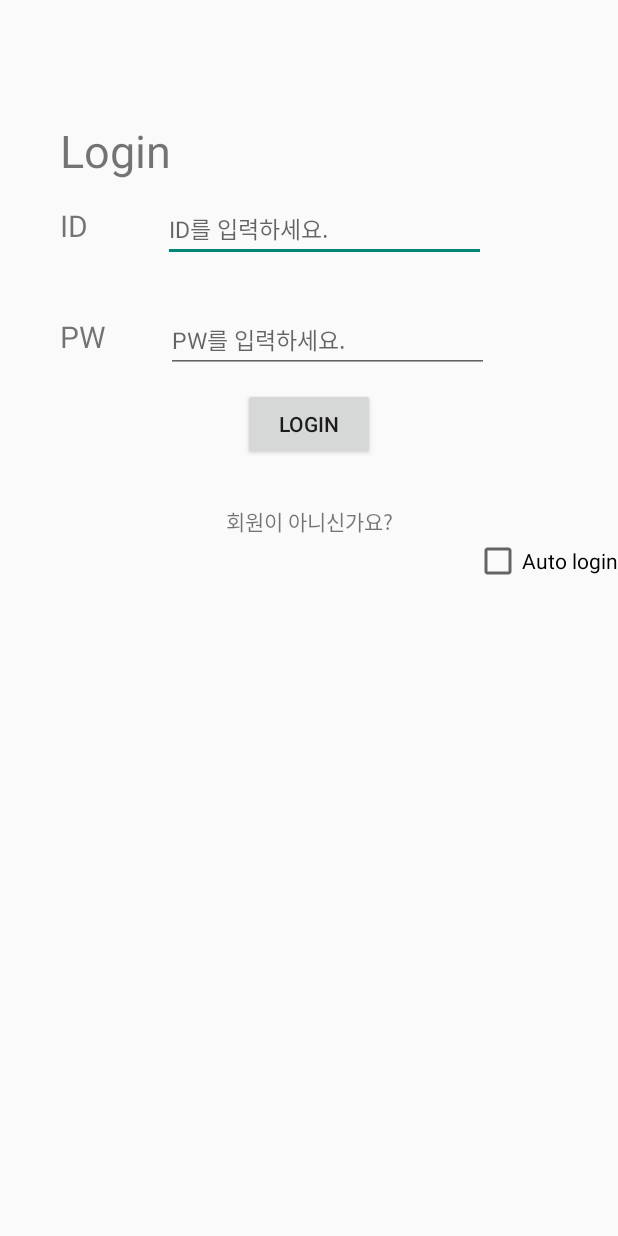
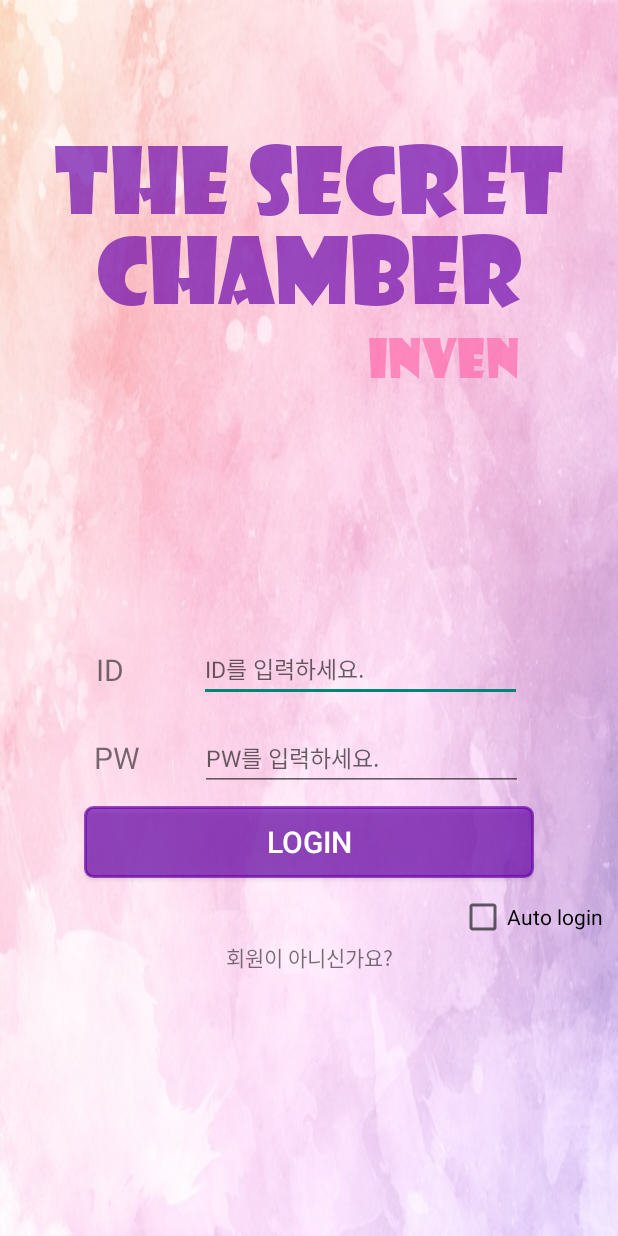
Before and after one commit to ehddns05/3thProject, an Android app: the screen it shows after launch (LoginActivity), on a phone screen of 412 x 824 dp. Run offline under Robolectric (Android 15) with nearby library versions, the phone set to English and light mode, and no system bars; 1 statement that could not run was skipped.

Commit message:
LoginLayout 디자인 변경

```diff
--- /dev/null
+++ b/app/src/main/res/drawable-v24/button_style_login.xml
@@ -0,0 +1,14 @@
+<?xml version="1.0" encoding="utf-8"?>
+
+<shape xmlns:android="http://schemas.android.com/apk/res/android"
+    android:shape="rectangle" android:padding="10dp">
+    <solid android:color="#aa6600aa"/>
+    <corners
+        android:bottomRightRadius="5dp"
+        android:bottomLeftRadius="5dp"
+        android:topLeftRadius="5dp"
+        android:topRightRadius="5dp"/>
+    <stroke android:width="2dp"
+        android:color="#aa6600aa"
+        />
+</shape>
--- /dev/null
+++ b/app/src/main/res/font/showg_title.xml
@@ -0,0 +1,10 @@
+<?xml version="1.0" encoding="utf-8"?>
+<font-family xmlns:android="http://schemas.android.com/apk/res/android"
+    xmlns:app="http://schemas.android.com/apk/res-auto">
+    <font
+        android:fontStyle="normal"
+        android:font="@font/showg_title_font"
+        app:fontStyle="normal"
+        app:fomt="@font/showg_title_font"/>
+
+</font-family>
--- a/app/src/main/res/layout/activity_login.xml
+++ b/app/src/main/res/layout/activity_login.xml
@@ -2,29 +2,48 @@
 <LinearLayout xmlns:android="http://schemas.android.com/apk/res/android"
     android:layout_width="match_parent"
     android:layout_height="match_parent"
+    android:background="@drawable/back_02"
+    android:backgroundTint="#88ffffff"
+    android:backgroundTintMode="src_atop"
     android:orientation="vertical">
 
+    <RelativeLayout
+        android:layout_width="wrap_content"
+        android:layout_height="wrap_content"
+        android:layout_marginBottom="150dp">
+        <TextView
+            android:id="@+id/loginText"
+            android:layout_width="match_parent"
+            android:layout_height="wrap_content"
+            android:layout_marginTop="80dp"
+            android:baselineAligned="false"
+            android:text="The Secret Chamber"
+            android:textAlignment="center"
+            android:textSize="60sp"
+            android:textColor="#aa6600aa"
+            android:fontFamily="@font/showg_title"/>
 
-    <TextView
-        android:id="@+id/loginText"
-        android:layout_width="match_parent"
-        android:layout_height="wrap_content"
-        android:layout_marginLeft="40sp"
-        android:layout_marginTop="80dp"
-        android:baselineAligned="false"
-        android:text="Login"
-        android:textSize="30sp"
-        />
+        <TextView
+            android:layout_width="match_parent"
+            android:layout_height="wrap_content"
+            android:text="Inven"
+            android:textAlignment="textEnd"
+            android:paddingRight="65dp"
+            android:textSize="35sp"
+            android:textColor="#aaff66aa"
+            android:layout_below="@id/loginText"
+            android:fontFamily="@font/showg_title"/>
+    </RelativeLayout>
 
     <LinearLayout
         android:layout_width="match_parent"
-        android:layout_height="wrap_content">
+        android:layout_height="wrap_content"
+        android:gravity="center">
 
         <TextView
             android:id="@+id/idText"
             android:layout_width="wrap_content"
             android:layout_height="wrap_content"
-            android:layout_marginLeft="40sp"
             android:layout_marginTop="10dp"
             android:text="ID"
             android:textSize="20sp" />
@@ -41,14 +60,14 @@
 
     <LinearLayout
         android:layout_width="match_parent"
-        android:layout_height="wrap_content">
+        android:layout_height="wrap_content"
+        android:layout_marginTop="20dp"
+        android:gravity="center">
 
         <TextView
             android:id="@+id/pwText"
             android:layout_width="wrap_content"
             android:layout_height="wrap_content"
-            android:layout_marginLeft="40sp"
-            android:layout_marginTop="30dp"
             android:text="PW"
             android:textSize="20sp" />
 
@@ -58,7 +77,6 @@
             android:layout_height="wrap_content"
             android:inputType="textPassword"
             android:layout_marginLeft="40sp"
-            android:layout_marginTop="30dp"
             android:hint="PW를 입력하세요."
             android:textSize="15sp"
             />
@@ -66,12 +84,24 @@
 
     <Button
         android:id="@+id/loginBtn"
+        android:layout_width="300dp"
+        android:layout_height="wrap_content"
+        android:text="Login"
+        android:textSize="20dp"
+        android:textColor="#ffffff"
+        android:background="@drawable/button_style_login"
+        android:layout_marginBottom="10dp"
+        android:layout_marginTop="10dp"
+        android:layout_gravity="center"
+        android:onClick="loginBtn"/>
+
+    <CheckBox
+        android:id="@+id/autoLogin_check"
         android:layout_width="wrap_content"
         android:layout_height="wrap_content"
-        android:text="Login"
-        android:layout_marginTop="10dp"
-        android:layout_gravity="center"
-        android:onClick="loginBtn"
+        android:text="Auto login"
+        android:layout_marginRight="10dp"
+        android:layout_gravity="right"
         />
 
 
@@ -80,17 +110,9 @@
         android:layout_height="wrap_content"
         android:text="회원이 아니신가요?"
         android:gravity="center_horizontal"
-        android:layout_marginTop="30dp"
         android:onClick="isNotMember"
         />
 
-    <CheckBox
-        android:id="@+id/autoLogin_check"
-        android:layout_width="wrap_content"
-        android:layout_height="wrap_content"
-        android:text="Auto login"
-        android:layout_gravity="right"
-        />
 
 
 </LinearLayout>
--- a/app/src/main/res/values/colors.xml
+++ b/app/src/main/res/values/colors.xml
@@ -1,6 +1,6 @@
 <?xml version="1.0" encoding="utf-8"?>
 <resources>
     <color name="colorPrimary">#3F51B5</color>
-    <color name="colorPrimaryDark">#303F9F</color>
+    <color name="colorPrimaryDark">#aa6600aa</color>
     <color name="colorAccent">#FF4081</color>
 </resources>
--- a/build.gradle
+++ b/build.gradle
@@ -5,6 +5,9 @@ buildscript {
     repositories {
         google()
         jcenter()
+        maven{
+            url "https://maven.google.com"
+        }
     }
     dependencies {
         classpath 'com.android.tools.build:gradle:3.0.1'
```
Also changed, not shown: app/src/main/res/drawable/back_01.jpg (added), app/src/main/res/drawable/back_02.jpg (added), app/src/main/res/font/showg_title_font.TTF (added), 1 other file.
